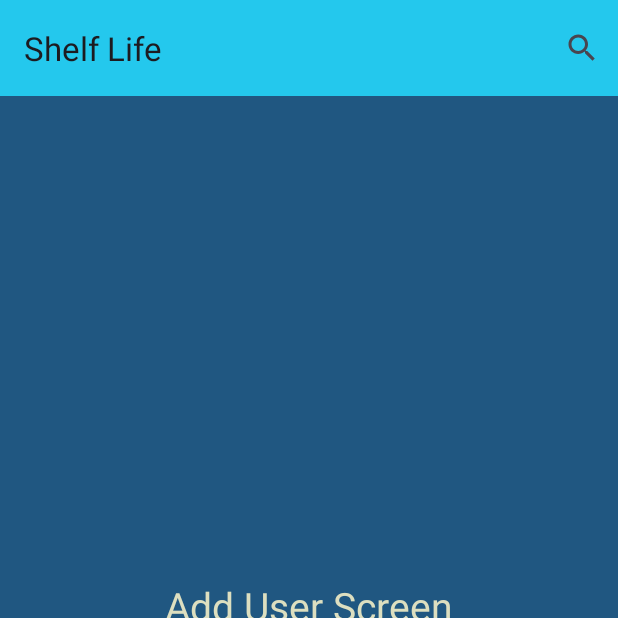
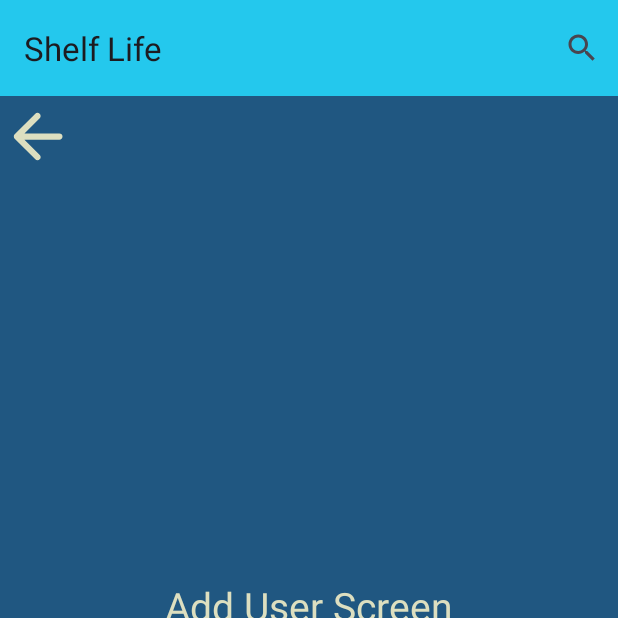
Before and after one commit to TheLostSoul56/Shelf-Life, an Android app: the MainActivity screen opened directly, with no data from a screen before it, after a tap on an icon or button, on a phone screen of 412 x 824 dp, the top half of it. Run offline under Robolectric (Android 15) with nearby library versions, the phone set to English and light mode, and no system bars; our stand-ins replace navigation-ui.

Commit message:
created back arrow button on Add User Screen to nav back to Home

```diff
--- a/app/build.gradle.kts
+++ b/app/build.gradle.kts
@@ -1,5 +1,6 @@
 plugins {
     alias(libs.plugins.android.application)
+    alias(libs.plugins.google.gms.google.services)
 }
 
 android {
@@ -43,6 +44,8 @@ dependencies {
     implementation(libs.navigation.ui)
     implementation(libs.gson)
     testImplementation(libs.junit)
+    implementation(libs.firebase.auth)
+    implementation(libs.firebase.firestore)
     androidTestImplementation(libs.ext.junit)
     androidTestImplementation(libs.espresso.core)
 }
--- a/app/src/main/java/com/example/shelflife/MainActivity.java
+++ b/app/src/main/java/com/example/shelflife/MainActivity.java
@@ -20,6 +20,8 @@ import androidx.navigation.ui.NavigationUI;
 
 import com.example.shelflife.databinding.ActivityMainBinding;
 import com.example.shelflife.R;
+import com.google.firebase.FirebaseApp;
+
 import android.view.Menu;
 import android.view.MenuItem;
 
@@ -34,6 +36,8 @@ public class MainActivity extends AppCompatActivity {
         binding = ActivityMainBinding.inflate(getLayoutInflater());
         setContentView(binding.getRoot());
         setSupportActionBar(binding.toolbar2);
+
+
 
         //sets the start up to go to the home screen when the app is opened
         if (savedInstanceState == null) {
@@ -58,8 +62,13 @@ public class MainActivity extends AppCompatActivity {
         });
 
     }
-     // here is the method to change the screen or fragment when the event handler is triggered
-    private void replaceFragment(Fragment fragment){
+
+
+
+
+
+    // here is the method to change the screen or fragment when the event handler is triggered
+    public void replaceFragment(Fragment fragment){
         FragmentManager fragmentManager = getSupportFragmentManager();
         FragmentTransaction fragmentTransaction = fragmentManager.beginTransaction();
         fragmentTransaction.replace(R.id.frame_layout, fragment);
@@ -103,8 +112,18 @@ public class MainActivity extends AppCompatActivity {
         fragmentTransaction.addToBackStack(null);
         fragmentTransaction.commit();
 
+        //Fragment newFrag = new Fragment();
+        //replaceFragment(newFrag);
     }
+    public void goBack(View v)
+    {
+        HomeFragment newHome = new HomeFragment();
 
-
-
+        FragmentManager fragmentManager = getSupportFragmentManager();
+        FragmentTransaction fragmentTransaction = fragmentManager.beginTransaction();
+        fragmentTransaction.replace(R.id.frame_layout, newHome);
+        fragmentTransaction.commit();
+       // replaceFragment(newHome);
+    }
+    //
 }
--- /dev/null
+++ b/app/src/main/res/drawable/arrow_back_24px.xml
@@ -0,0 +1,11 @@
+<vector xmlns:android="http://schemas.android.com/apk/res/android"
+    android:width="24dp"
+    android:height="24dp"
+    android:viewportWidth="960"
+    android:viewportHeight="960"
+    android:tint="?attr/colorControlNormal"
+    android:autoMirrored="true">
+  <path
+      android:fillColor="@android:color/white"
+      android:pathData="M313,520L509,716Q521,728 520.5,744Q520,760 508,772Q496,783 480,783.5Q464,784 452,772L188,508Q182,502 179.5,495Q177,488 177,480Q177,472 179.5,465Q182,458 188,452L452,188Q463,177 479.5,177Q496,177 508,188Q520,200 520,216.5Q520,233 508,245L313,440L760,440Q777,440 788.5,451.5Q800,463 800,480Q800,497 788.5,508.5Q777,520 760,520L313,520Z"/>
+</vector>
--- a/app/src/main/res/layout/fragment_add_user.xml
+++ b/app/src/main/res/layout/fragment_add_user.xml
@@ -1,6 +1,8 @@
 <?xml version="1.0" encoding="utf-8"?>
 <FrameLayout xmlns:android="http://schemas.android.com/apk/res/android"
+    xmlns:app="http://schemas.android.com/apk/res-auto"
     xmlns:tools="http://schemas.android.com/tools"
+    android:id="@+id/back_arrow"
     android:layout_width="match_parent"
     android:layout_height="match_parent"
     tools:context=".AddUserFragment">
@@ -9,9 +11,17 @@
     <TextView
         android:layout_width="wrap_content"
         android:layout_height="wrap_content"
+        android:layout_gravity="center"
         android:text="Add User Screen"
         android:textColor="@color/tan"
-        android:layout_gravity="center"
         android:textSize="26sp" />
 
+    <ImageView
+        android:id="@+id/imageView2"
+        android:layout_width="50dp"
+        android:layout_height="54dp"
+        android:onClick="goBack"
+        android:src="@drawable/arrow_back_24px"
+        app:tint="@color/tan" />
+
 </FrameLayout>
--- a/app/src/main/res/layout/fragment_home.xml
+++ b/app/src/main/res/layout/fragment_home.xml
@@ -44,6 +44,7 @@
             android:layout_marginEnd="0dp"
             android:layout_marginBottom="-26dp"
             android:onClick="addUser"
+            android:tint="@color/black"
             android:src="@drawable/add_user" />
     </RelativeLayout>
 
```
Also changed, not shown: gradle/libs.versions.toml (+8 -0 lines).
